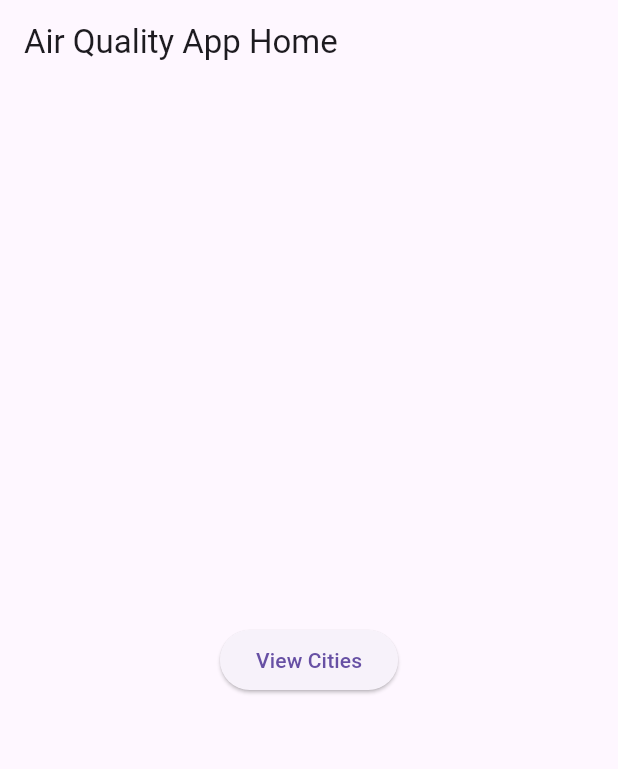
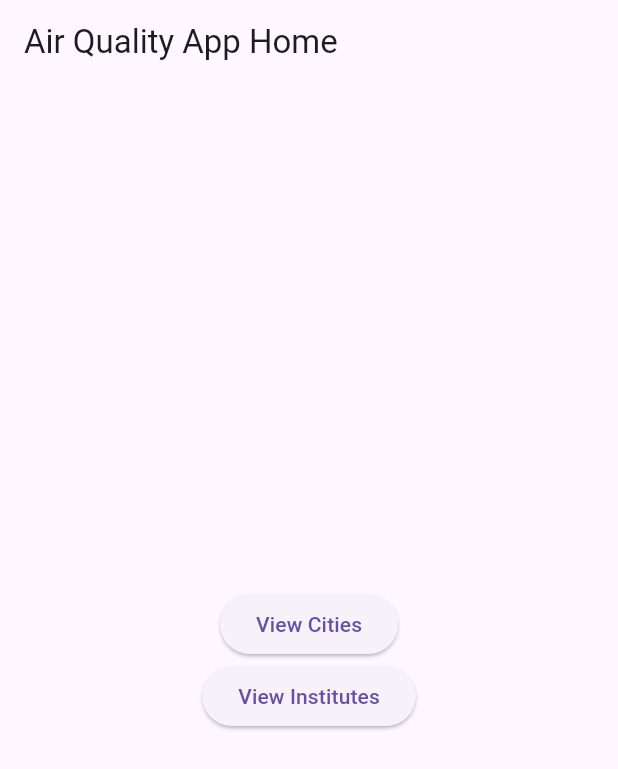
Before and after one commit to pedzero/Air_Quality_Data_APP, a Flutter app: the screen it shows after launch, on a phone screen of 412 x 824 dp. Shown: the top 769 px of the screen. Run offline on Flutter 3.47's test engine with Material 3 defaults, Android fonts, the phone set to English and light mode, and no system bars; our stand-ins replace flutter_dotenv.

Commit message:
feat: add Institute provider and example screen

```diff
--- /dev/null
+++ b/lib/core/providers/institute_provider.dart
@@ -0,0 +1,27 @@
+import 'package:flutter/material.dart';
+import '../models/institute.dart';
+import '../services/institute_service.dart';
+
+class InstituteProvider with ChangeNotifier {
+  final InstituteService _instituteService = InstituteService();
+  List<Institute> _institutes = [];
+  bool _isLoading = false;
+
+  List<Institute> get institutes => _institutes;
+  bool get isLoading => _isLoading;
+
+  Future<void> fetchInstitutes() async {
+    _isLoading = true;
+    notifyListeners();
+
+    try {
+      _institutes = await _instituteService.fetchInstitutes();
+    } catch (e) {
+      _institutes = [];
+      throw Exception('Error fetching institutes: $e');
+    }
+
+    _isLoading = false;
+    notifyListeners();
+  }
+}
--- a/lib/main.dart
+++ b/lib/main.dart
@@ -3,7 +3,9 @@ import 'package:flutter_dotenv/flutter_dotenv.dart';
 import 'package:provider/provider.dart';
 
 import './core/providers/city_provider.dart';
+import './core/providers/institute_provider.dart';
 import './ui/screens/city_list_screen.dart';
+import './ui/screens/institute_list_screen.dart';
 
 Future main() async {
   await dotenv.load(fileName: '.env');
@@ -15,7 +17,8 @@ class MyApp extends StatelessWidget {
   Widget build(BuildContext context) {
     return MultiProvider(
       providers: [
-        ChangeNotifierProvider(create: (_) => CityProvider()), // Registro do CityProvider
+        ChangeNotifierProvider(create: (_) => CityProvider()),
+        ChangeNotifierProvider(create: (_) => InstituteProvider()),
       ],
       child: MaterialApp(
         title: 'Air Quality App',
@@ -36,7 +39,10 @@ class HomeScreen extends StatelessWidget {
         title: Text('Air Quality App Home'),
       ),
       body: Center(
-        child: ElevatedButton(
+        child: Column(
+          mainAxisAlignment: MainAxisAlignment.center,
+          children: [
+            ElevatedButton(
               onPressed: () {
                 Navigator.push(
                   context,
@@ -45,6 +51,19 @@ class HomeScreen extends StatelessWidget {
               },
               child: Text('View Cities'),
             ),
+            ElevatedButton(
+              onPressed: () {
+                Navigator.push(
+                  context,
+                  MaterialPageRoute(
+                    builder: (context) => InstituteListScreen(),
+                  ),
+                );
+              },
+              child: Text('View Institutes'),
+            ),
+          ],
+        ),
       ),
     );
   }
```
Also changed, not shown: lib/ui/screens/institute_list_screen.dart (added, +43 -0 lines). Lines whose indentation alone changed are shown as unchanged.
